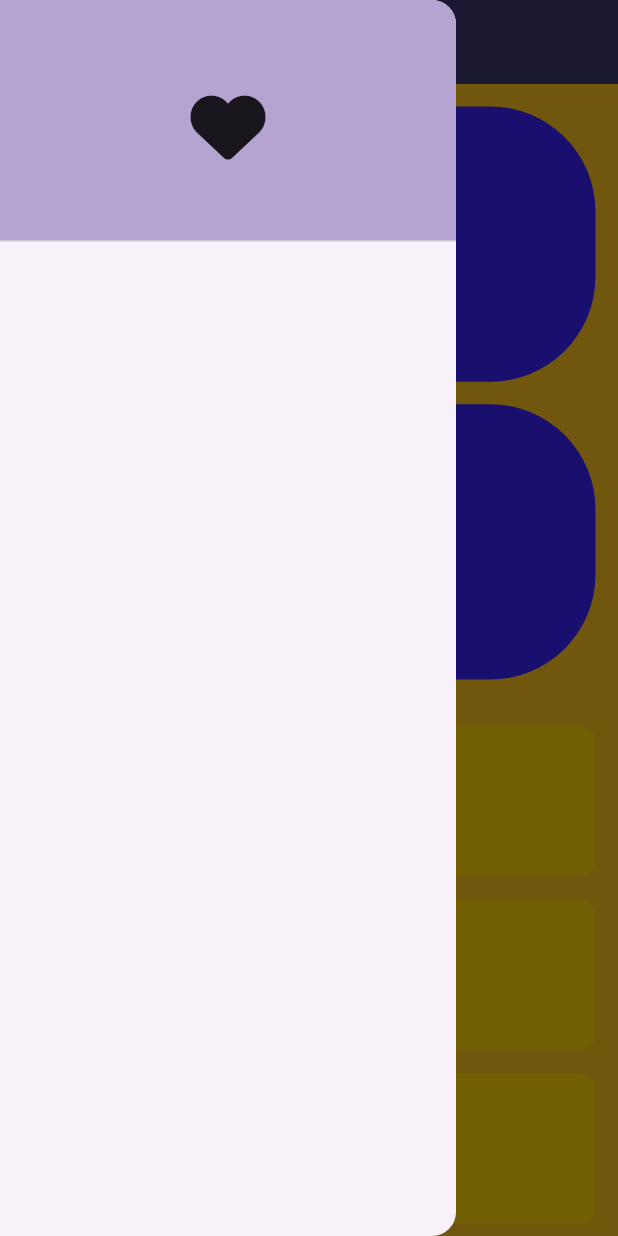
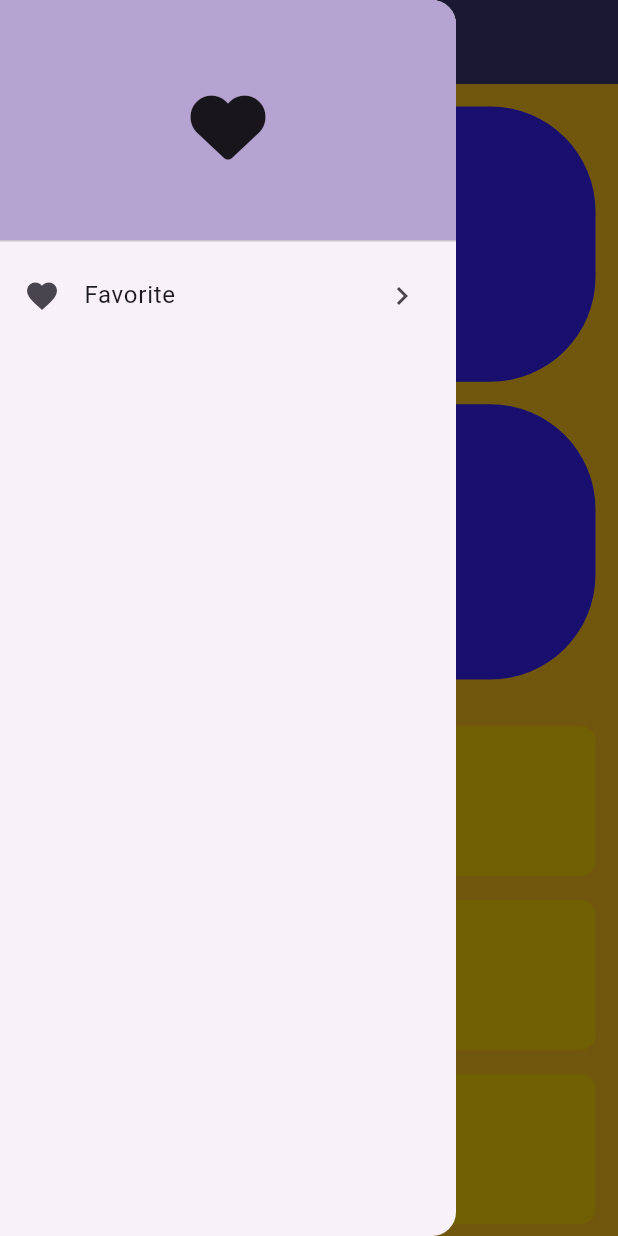
Before and after one commit to Devsaci/ts_sect3_responsive_desing, a Flutter app: the screen it shows after launch, with the side drawer open, on a phone screen of 412 x 824 dp. Run offline on Flutter 3.47's test engine with Material 3 defaults, Android fonts, the phone set to English and light mode, and no system bars; our stand-ins replace font_awesome_flutter.

Commit message:
title: Text('Favorite'),

```diff
--- a/lib/view/widgets/custom_drawer_item.dart
+++ b/lib/view/widgets/custom_drawer_item.dart
@@ -5,6 +5,10 @@ class CustomdrawerItem extends StatelessWidget {
 
   @override
   Widget build(BuildContext context) {
-    return const ListTile();
+    return const ListTile(
+      leading: Icon(Icons.favorite),
+      title: Text('Favorite'),
+      trailing: Icon(Icons.chevron_right),
+    );
   }
 }
```
